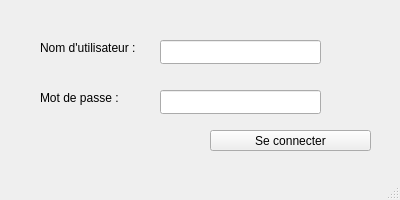
Before: the Qt Designer form libraryManager/loginwindow.ui in mhidoart/library_manager_QT, drawn with Qt 5.
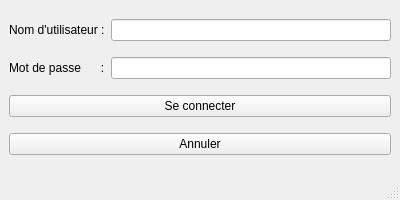
After: the same form once the commit is applied.

Commit message: misse a jour interface login

The edit to the form file:
```diff
--- a/libraryManager/loginwindow.ui
+++ b/libraryManager/loginwindow.ui
@@ -14,81 +14,54 @@
    <string>MainWindow</string>
   </property>
   <widget class="QWidget" name="centralwidget">
+   <layout class="QVBoxLayout" name="verticalLayout">
+    <item>
+     <layout class="QHBoxLayout" name="horizontalLayout">
+      <item>
    <widget class="QLabel" name="label">
-    <property name="geometry">
-     <rect>
-      <x>40</x>
-      <y>40</y>
-      <width>121</width>
-      <height>16</height>
-     </rect>
-    </property>
     <property name="text">
      <string>Nom d'utilisateur :</string>
     </property>
    </widget>
+      </item>
+      <item>
+       <widget class="QLineEdit" name="loginUsername"/>
+      </item>
+     </layout>
+    </item>
+    <item>
+     <layout class="QHBoxLayout" name="horizontalLayout_2">
+      <item>
    <widget class="QLabel" name="label_2">
-    <property name="geometry">
-     <rect>
-      <x>40</x>
-      <y>90</y>
-      <width>101</width>
-      <height>16</height>
-     </rect>
-    </property>
     <property name="text">
-     <string>Mot de passe :</string>
-    </property>
-   </widget>
-   <widget class="QLineEdit" name="loginUsername">
-    <property name="geometry">
-     <rect>
-      <x>160</x>
-      <y>40</y>
-      <width>161</width>
-      <height>24</height>
-     </rect>
-    </property>
-   </widget>
+         <string>Mot de passe      :</string>
+        </property>
+       </widget>
+      </item>
+      <item>
    <widget class="QLineEdit" name="loginPwd">
-    <property name="geometry">
-     <rect>
-      <x>160</x>
-      <y>90</y>
-      <width>161</width>
-      <height>24</height>
-     </rect>
-    </property>
     <property name="echoMode">
      <enum>QLineEdit::Password</enum>
     </property>
    </widget>
+      </item>
+     </layout>
+    </item>
+    <item>
    <widget class="QPushButton" name="pushButton">
-    <property name="geometry">
-     <rect>
-      <x>210</x>
-      <y>130</y>
-      <width>161</width>
-      <height>21</height>
-     </rect>
-    </property>
     <property name="text">
      <string>Se connecter</string>
     </property>
    </widget>
+    </item>
+    <item>
    <widget class="QPushButton" name="pushButton_2">
-    <property name="geometry">
-     <rect>
-      <x>410</x>
-      <y>150</y>
-      <width>111</width>
-      <height>24</height>
-     </rect>
-    </property>
     <property name="text">
      <string>Annuler</string>
     </property>
    </widget>
+    </item>
+   </layout>
   </widget>
   <widget class="QMenuBar" name="menubar">
    <property name="geometry">
```
Lines whose indentation alone changed are shown as unchanged. The commit also changes 22 other files.
